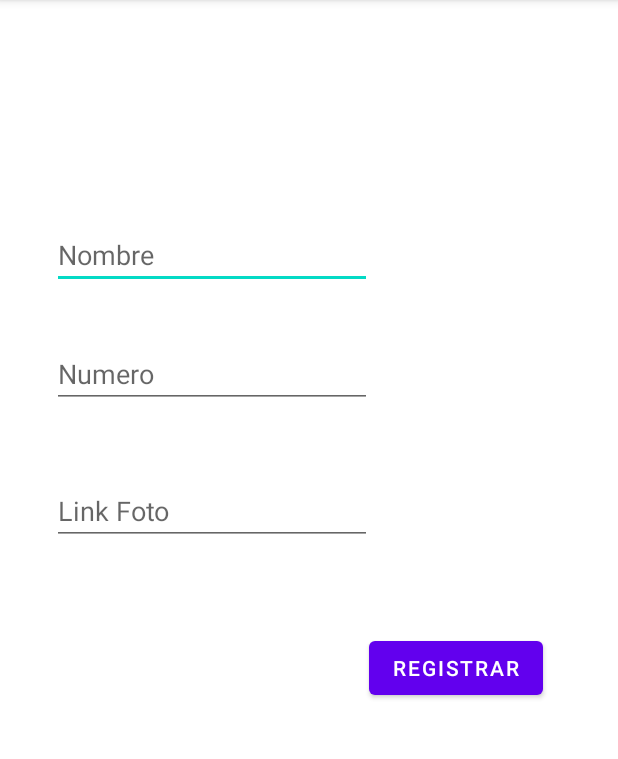
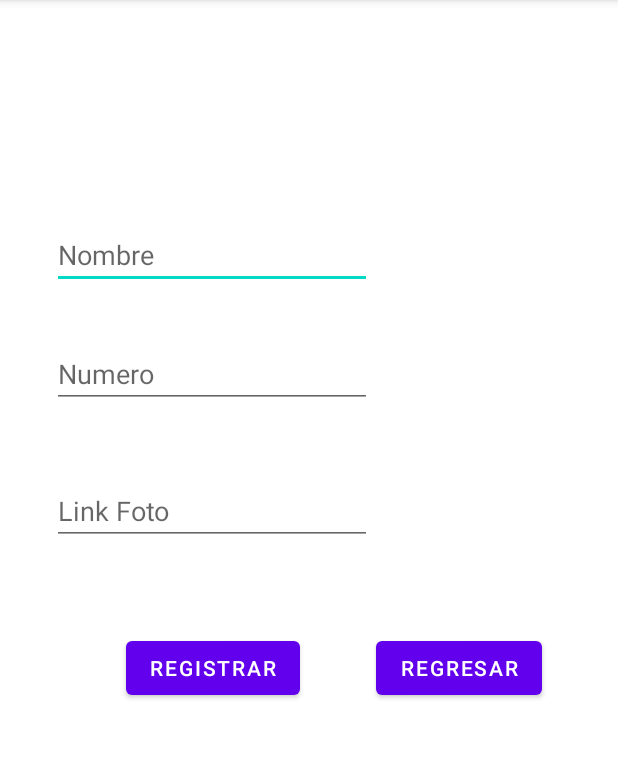
Before and after one commit to VictorCT20/AndroidExamen, an Android app: the RegistroActivity screen opened directly, with no data from a screen before it, on a phone screen of 412 x 824 dp, the part 84-843 px from its top. Run offline under Robolectric (Android 15) with nearby library versions, the phone set to English and light mode, and no system bars.

Commit message:
Semana11

```diff
--- a/ExamenAndroid/app/src/main/java/com/example/examenandroid/EditarActivity.java
+++ b/ExamenAndroid/app/src/main/java/com/example/examenandroid/EditarActivity.java
@@ -30,7 +30,6 @@ public class EditarActivity extends AppCompatActivity {
 
 
         int position = getIntent().getIntExtra("position", 0);
-        System.out.println("llama:" + position);
 
 
         Button regresarC = findViewById(R.id.btnERegresar);
--- a/ExamenAndroid/app/src/main/res/layout/activity_registro.xml
+++ b/ExamenAndroid/app/src/main/res/layout/activity_registro.xml
@@ -55,6 +55,18 @@
         android:text="Registrar"
         app:layout_constraintBottom_toBottomOf="parent"
         app:layout_constraintEnd_toEndOf="parent"
+        app:layout_constraintHorizontal_bias="0.283"
+        app:layout_constraintStart_toStartOf="parent"
+        app:layout_constraintTop_toTopOf="parent"
+        app:layout_constraintVertical_bias="0.585" />
+
+    <Button
+        android:id="@+id/btnVolver"
+        android:layout_width="wrap_content"
+        android:layout_height="wrap_content"
+        android:text="Regresar"
+        app:layout_constraintBottom_toBottomOf="parent"
+        app:layout_constraintEnd_toEndOf="parent"
         app:layout_constraintHorizontal_bias="0.832"
         app:layout_constraintStart_toStartOf="parent"
         app:layout_constraintTop_toTopOf="parent"
```
Also changed, not shown: ExamenAndroid/app/src/main/java/com/example/examenandroid/Adapters/ContactoAdapter.java (+2 -5 lines), ExamenAndroid/app/src/main/java/com/example/examenandroid/RegistroActivity.java (+13 -7 lines).
